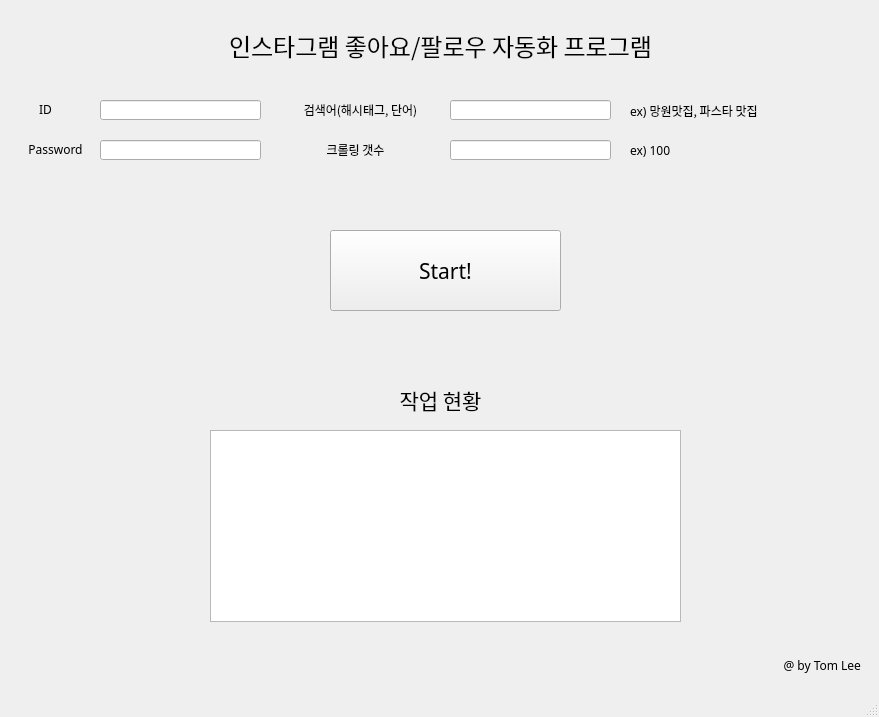
This is InstagramCroller_standard/main_window.ui in TomLee9903/TomLee9903 as Qt 5 draws it before an edit. The edited form follows.
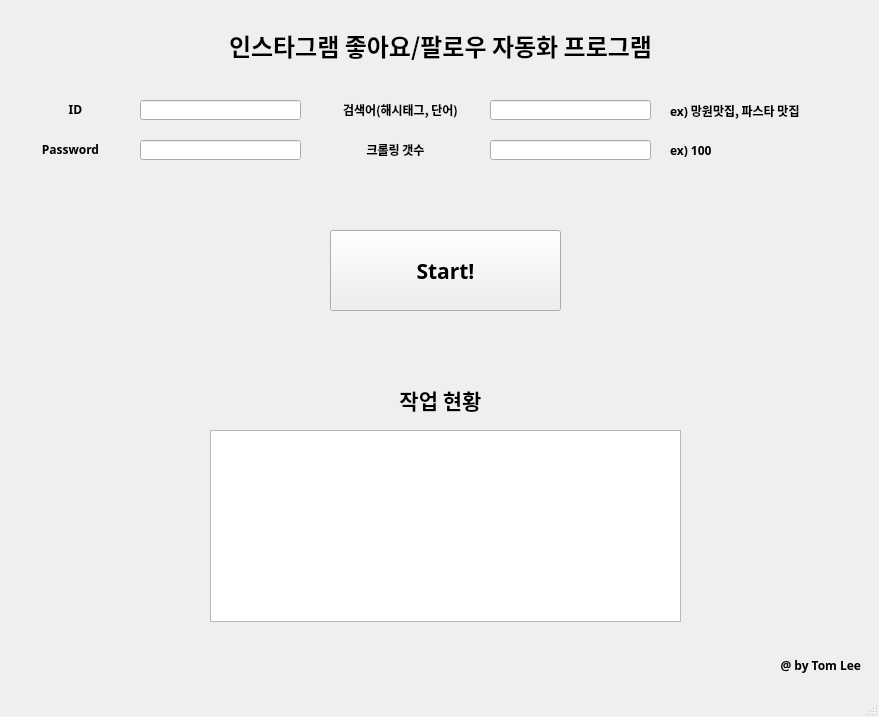
This is the edited form. Icons and pictures are not drawn.

Commit message: [Standard] 게시물 내 게시글 및 댓글 크롤링 code 업로드

```diff
--- a/InstagramCroller_standard/main_window.ui
+++ b/InstagramCroller_standard/main_window.ui
@@ -28,7 +28,7 @@
    <widget class="QLabel" name="id_label">
     <property name="geometry">
      <rect>
-      <x>10</x>
+      <x>40</x>
       <y>100</y>
       <width>71</width>
       <height>20</height>
@@ -36,8 +36,10 @@
     </property>
     <property name="font">
      <font>
-      <family>HY견고딕</family>
+      <family>Y이드스트릿체 B</family>
       <pointsize>9</pointsize>
+      <weight>75</weight>
+      <bold>true</bold>
      </font>
     </property>
     <property name="text">
@@ -47,7 +49,7 @@
    <widget class="QLineEdit" name="input_id">
     <property name="geometry">
      <rect>
-      <x>100</x>
+      <x>140</x>
       <y>100</y>
       <width>161</width>
       <height>20</height>
@@ -55,15 +57,17 @@
     </property>
     <property name="font">
      <font>
-      <family>HY견고딕</family>
+      <family>Y이드스트릿체 B</family>
       <pointsize>9</pointsize>
+      <weight>75</weight>
+      <bold>true</bold>
      </font>
     </property>
    </widget>
    <widget class="QLineEdit" name="input_pw">
     <property name="geometry">
      <rect>
-      <x>100</x>
+      <x>140</x>
       <y>140</y>
       <width>161</width>
       <height>20</height>
@@ -71,8 +75,10 @@
     </property>
     <property name="font">
      <font>
-      <family>HY견고딕</family>
+      <family>Y이드스트릿체 B</family>
       <pointsize>9</pointsize>
+      <weight>75</weight>
+      <bold>true</bold>
      </font>
     </property>
     <property name="focusPolicy">
@@ -87,14 +93,16 @@
      <rect>
       <x>10</x>
       <y>140</y>
-      <width>91</width>
+      <width>121</width>
       <height>20</height>
      </rect>
     </property>
     <property name="font">
      <font>
-      <family>HY견고딕</family>
+      <family>Y이드스트릿체 B</family>
       <pointsize>9</pointsize>
+      <weight>75</weight>
+      <bold>true</bold>
      </font>
     </property>
     <property name="text">
@@ -104,7 +112,7 @@
    <widget class="QLabel" name="cycle_label">
     <property name="geometry">
      <rect>
-      <x>290</x>
+      <x>330</x>
       <y>140</y>
       <width>131</width>
       <height>20</height>
@@ -112,8 +120,10 @@
     </property>
     <property name="font">
      <font>
-      <family>HY견고딕</family>
+      <family>Y이드스트릿체 B</family>
       <pointsize>9</pointsize>
+      <weight>75</weight>
+      <bold>true</bold>
      </font>
     </property>
     <property name="text">
@@ -123,7 +133,7 @@
    <widget class="QLabel" name="search_label">
     <property name="geometry">
      <rect>
-      <x>280</x>
+      <x>320</x>
       <y>100</y>
       <width>161</width>
       <height>20</height>
@@ -131,8 +141,10 @@
     </property>
     <property name="font">
      <font>
-      <family>HY견고딕</family>
+      <family>Y이드스트릿체 B</family>
       <pointsize>9</pointsize>
+      <weight>75</weight>
+      <bold>true</bold>
      </font>
     </property>
     <property name="text">
@@ -142,7 +154,7 @@
    <widget class="QLineEdit" name="input_search">
     <property name="geometry">
      <rect>
-      <x>450</x>
+      <x>490</x>
       <y>100</y>
       <width>161</width>
       <height>20</height>
@@ -150,8 +162,10 @@
     </property>
     <property name="font">
      <font>
-      <family>HY견고딕</family>
+      <family>Y이드스트릿체 B</family>
       <pointsize>9</pointsize>
+      <weight>75</weight>
+      <bold>true</bold>
      </font>
     </property>
     <property name="focusPolicy">
@@ -164,7 +178,7 @@
    <widget class="QLabel" name="label">
     <property name="geometry">
      <rect>
-      <x>630</x>
+      <x>670</x>
       <y>100</y>
       <width>221</width>
       <height>21</height>
@@ -172,8 +186,10 @@
     </property>
     <property name="font">
      <font>
-      <family>HY견고딕</family>
+      <family>Y이드스트릿체 B</family>
       <pointsize>9</pointsize>
+      <weight>75</weight>
+      <bold>true</bold>
      </font>
     </property>
     <property name="text">
@@ -191,8 +207,10 @@
     </property>
     <property name="font">
      <font>
-      <family>HY견고딕</family>
+      <family>Y이드스트릿체 B</family>
       <pointsize>18</pointsize>
+      <weight>75</weight>
+      <bold>true</bold>
      </font>
     </property>
     <property name="text">
@@ -202,7 +220,7 @@
    <widget class="QLabel" name="label_3">
     <property name="geometry">
      <rect>
-      <x>630</x>
+      <x>670</x>
       <y>140</y>
       <width>71</width>
       <height>21</height>
@@ -210,8 +228,10 @@
     </property>
     <property name="font">
      <font>
-      <family>HY견고딕</family>
+      <family>Y이드스트릿체 B</family>
       <pointsize>9</pointsize>
+      <weight>75</weight>
+      <bold>true</bold>
      </font>
     </property>
     <property name="text">
@@ -229,8 +249,10 @@
     </property>
     <property name="font">
      <font>
-      <family>HY견고딕</family>
+      <family>Y이드스트릿체 B</family>
       <pointsize>16</pointsize>
+      <weight>75</weight>
+      <bold>true</bold>
      </font>
     </property>
     <property name="text">
@@ -248,8 +270,10 @@
     </property>
     <property name="font">
      <font>
-      <family>HY견고딕</family>
+      <family>Y이드스트릿체 B</family>
       <pointsize>16</pointsize>
+      <weight>75</weight>
+      <bold>true</bold>
      </font>
     </property>
     <property name="text">
@@ -267,8 +291,10 @@
     </property>
     <property name="font">
      <font>
-      <family>HY견고딕</family>
+      <family>Y이드스트릿체 B</family>
       <pointsize>9</pointsize>
+      <weight>75</weight>
+      <bold>true</bold>
      </font>
     </property>
     <property name="text">
@@ -294,7 +320,7 @@
    <widget class="QLineEdit" name="input_cnt">
     <property name="geometry">
      <rect>
-      <x>450</x>
+      <x>490</x>
       <y>140</y>
       <width>161</width>
       <height>20</height>
@@ -302,8 +328,10 @@
     </property>
     <property name="font">
      <font>
-      <family>HY견고딕</family>
+      <family>Y이드스트릿체 B</family>
       <pointsize>9</pointsize>
+      <weight>75</weight>
+      <bold>true</bold>
      </font>
     </property>
     <property name="focusPolicy">
```
Left out of the diff: 4 changed lines with no effect on the pictures. The commit also changes 1 other file.
